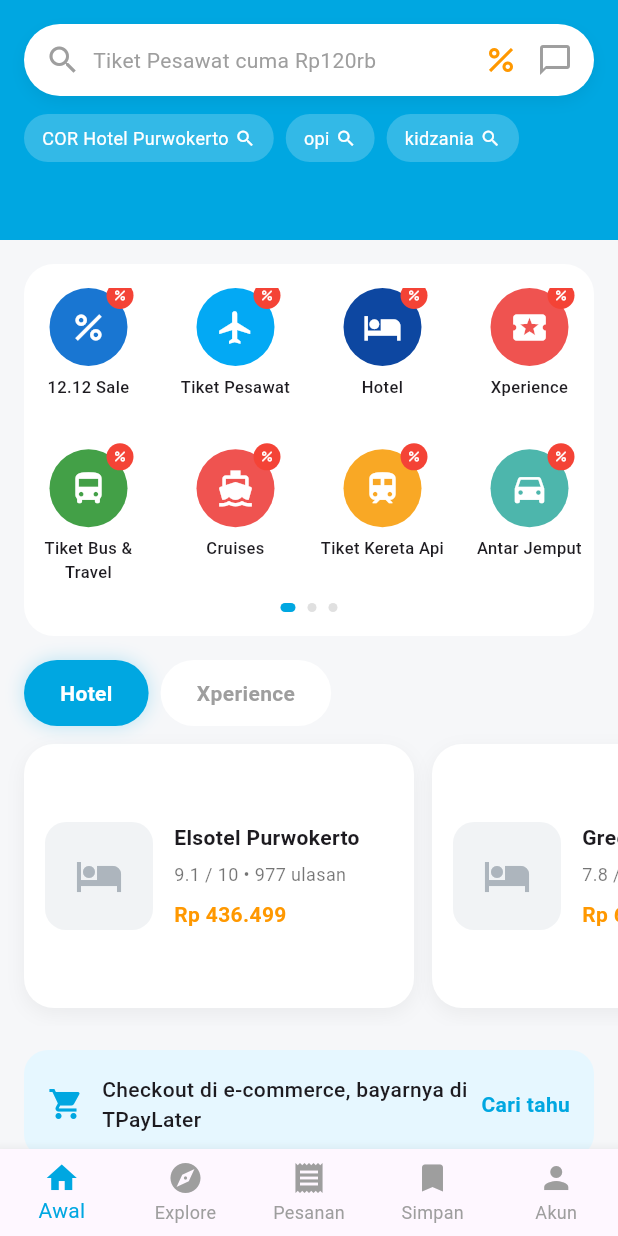
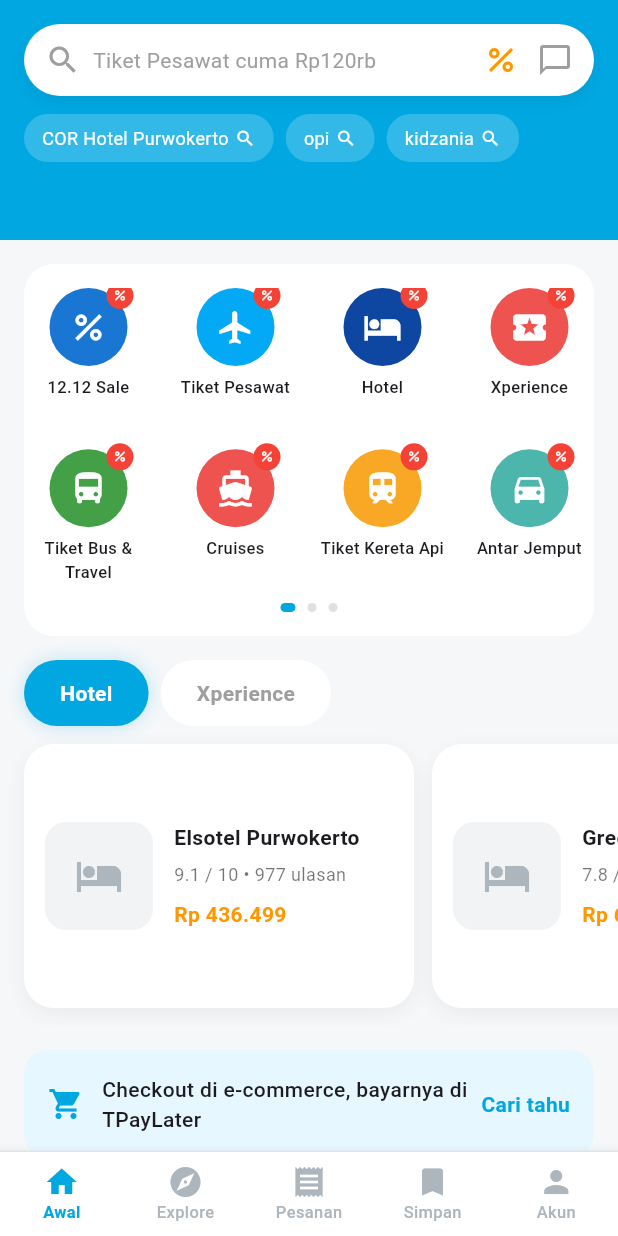
Before and after one commit to zainalsalamun/flutter_project_clone, a Flutter app: the TravelokaHomePage screen opened directly, on a phone screen of 412 x 824 dp. Run offline on Flutter 3.47's test engine with Material 3 defaults, Android fonts, the phone set to English and light mode, and no system bars; network calls fail.

Commit message:
update : menu bottom

```diff
--- a/lib/page_menu/traveloka_home_page.dart
+++ b/lib/page_menu/traveloka_home_page.dart
@@ -1067,10 +1067,24 @@
   }
 
   Widget _bottomNav() {
-    return BottomNavigationBar(
+    return Container(
+      decoration: const BoxDecoration(
+        color: Colors.white,
+        border: Border(top: BorderSide(color: Color(0xFFE9ECEF), width: 1)),
+      ),
+      child: BottomNavigationBar(
         type: BottomNavigationBarType.fixed,
+        backgroundColor: Colors.white,
         selectedItemColor: primaryBlue,
-      unselectedItemColor: Colors.grey,
+        unselectedItemColor: const Color(0xFFADB5BD),
+        selectedLabelStyle: const TextStyle(
+          fontSize: 11,
+          fontWeight: FontWeight.w600,
+        ),
+        unselectedLabelStyle: const TextStyle(
+          fontSize: 11,
+          fontWeight: FontWeight.w500,
+        ),
         items: const [
           BottomNavigationBarItem(icon: Icon(Icons.home), label: "Awal"),
           BottomNavigationBarItem(icon: Icon(Icons.explore), label: "Explore"),
@@ -1078,6 +1092,7 @@
           BottomNavigationBarItem(icon: Icon(Icons.bookmark), label: "Simpan"),
           BottomNavigationBarItem(icon: Icon(Icons.person), label: "Akun"),
         ],
+      ),
     );
   }
 }
```
Lines whose indentation alone changed are shown as unchanged.
